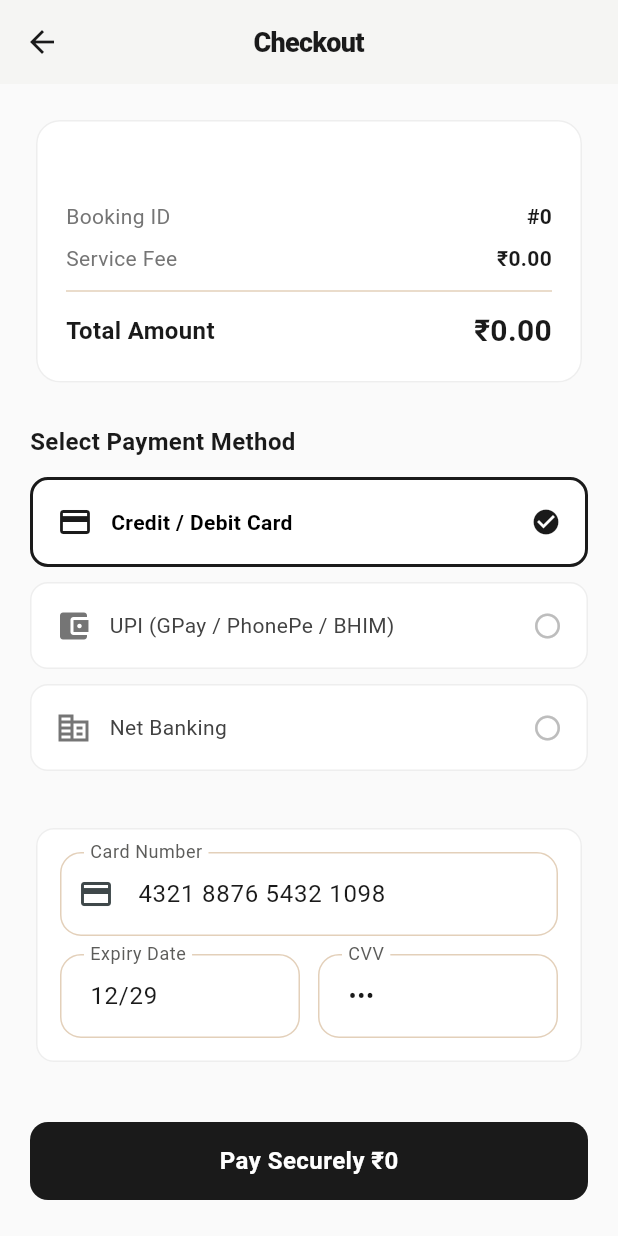
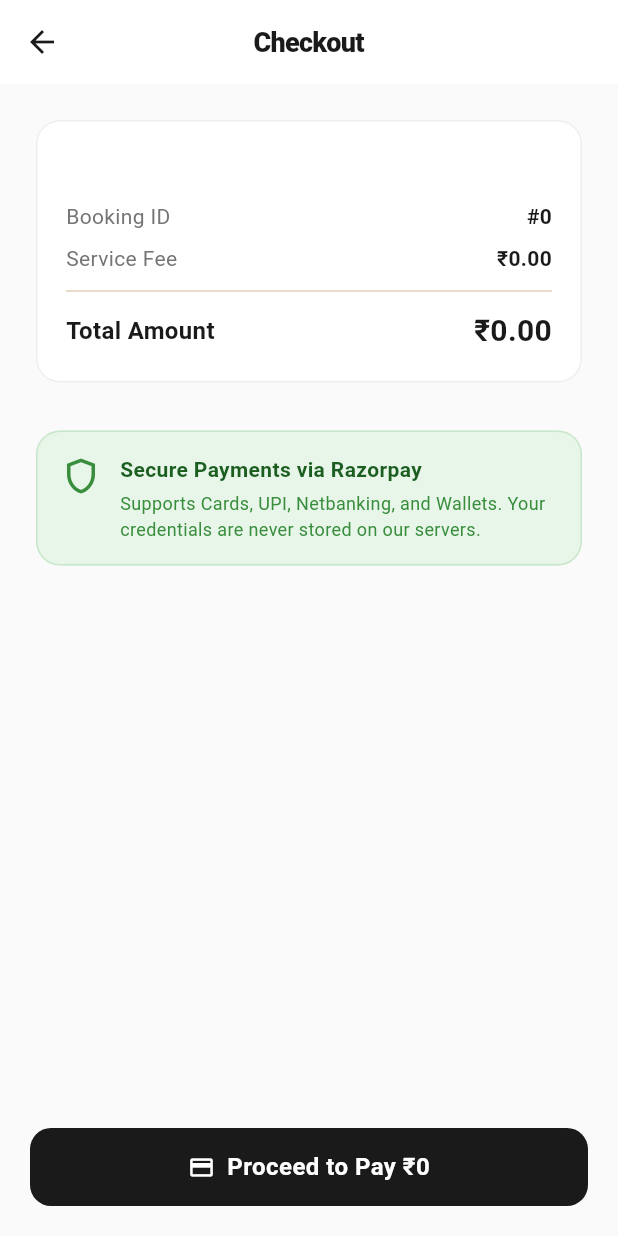
Before and after one commit to teamcloudruletechnologies-ai/service_app_final, a Flutter app: the PaymentScreen screen opened directly with empty values, on a phone screen of 412 x 824 dp. Run offline on Flutter 3.47's test engine with Material 3 defaults, Android fonts, the phone set to English and light mode, and no system bars; our stand-ins replace cached_network_image, flutter_map, geolocator, latlong2, shared_preferences; missing offline and left inert: razorpay_flutter; accounts and stored records are empty.

Commit message:
payement updated

```diff
--- a/user_app/lib/screens/payment_screen.dart
+++ b/user_app/lib/screens/payment_screen.dart
@@ -1,5 +1,6 @@
 import 'package:flutter/material.dart';
 import 'package:provider/provider.dart';
+import 'package:razorpay_flutter/razorpay_flutter.dart';
 
 import '../models/models.dart';
 import '../providers/booking_provider.dart';
@@ -19,42 +20,59 @@ class PaymentScreen extends StatefulWidget {
 class _PaymentScreenState extends State<PaymentScreen> {
   final _apiService = ApiService();
   bool _loading = false;
-  String _paymentMethod = 'card'; // card, upi, netbanking
-  final _cardNumberCtrl = TextEditingController(text: '4321 8876 5432 1098');
-  final _expiryCtrl = TextEditingController(text: '12/29');
-  final _cvvCtrl = TextEditingController(text: '123');
-  final _upiCtrl = TextEditingController(text: 'customer@okaxis');
+  late Razorpay _razorpay;
 
   @override
   void initState() {
     super.initState();
     _apiService.init();
+    _razorpay = Razorpay();
+    _razorpay.on(Razorpay.EVENT_PAYMENT_SUCCESS, _handlePaymentSuccess);
+    _razorpay.on(Razorpay.EVENT_PAYMENT_ERROR, _handlePaymentError);
+    _razorpay.on(Razorpay.EVENT_EXTERNAL_WALLET, _handleExternalWallet);
   }
 
   @override
   void dispose() {
-    _cardNumberCtrl.dispose();
-    _expiryCtrl.dispose();
-    _cvvCtrl.dispose();
-    _upiCtrl.dispose();
+    _razorpay.clear();
     super.dispose();
   }
 
-  Future<void> _processPayment() async {
+  void _handlePaymentSuccess(PaymentSuccessResponse response) {
+    _verifyPaymentOnBackend(
+      paymentId: response.paymentId!,
+      signature: response.signature!,
+      orderId: response.orderId!,
+    );
+  }
+
+  void _handlePaymentError(PaymentFailureResponse response) {
+    setState(() => _loading = false);
+    ScaffoldMessenger.of(context).showSnackBar(
+      SnackBar(
+        content: Text('Payment Failed: [Code: ${response.code}] ${response.message}'),
+        backgroundColor: Colors.red,
+      ),
+    );
+  }
+
+  void _handleExternalWallet(ExternalWalletResponse response) {
+    ScaffoldMessenger.of(context).showSnackBar(
+      SnackBar(content: Text('External Wallet Selected: ${response.walletName}')),
+    );
+  }
+
+  Future<void> _verifyPaymentOnBackend({
+    required String paymentId,
+    required String signature,
+    required String orderId,
+  }) async {
     setState(() => _loading = true);
     try {
-      // 1. Create order on backend
-      final orderData = await _apiService.createPaymentOrder(widget.booking.id);
-      final orderId = orderData['orderId'] as String;
-
-      // Simulate payment network delay
-      await Future.delayed(const Duration(seconds: 2));
-
-      // 2. Verify payment on backend with mock values
       await _apiService.verifyPayment(
         bookingId: widget.booking.id,
-        razorpayPaymentId: 'pay_${DateTime.now().millisecondsSinceEpoch}',
-        razorpaySignature: 'mock_signature',
+        razorpayPaymentId: paymentId,
+        razorpaySignature: signature,
         razorpayOrderId: orderId,
       );
 
@@ -96,7 +114,7 @@ class _PaymentScreenState extends State<PaymentScreen> {
     } catch (err) {
       if (mounted) {
         ScaffoldMessenger.of(context).showSnackBar(
-          SnackBar(content: Text('Payment Failed: $err')),
+          SnackBar(content: Text('Payment Verification Failed: $err'), backgroundColor: Colors.red),
         );
       }
     } finally {
@@ -106,11 +124,48 @@ class _PaymentScreenState extends State<PaymentScreen> {
     }
   }
 
+  Future<void> _processPayment() async {
+    setState(() => _loading = true);
+    try {
+      // 1. Create order on backend
+      final orderData = await _apiService.createPaymentOrder(widget.booking.id);
+      final orderId = orderData['orderId'] as String;
+      final keyId = orderData['keyId'] as String;
+
+      var options = {
+        'key': keyId,
+        'amount': (widget.booking.amount * 100).toInt(), // amount in paise
+        'name': 'Urban Service',
+        'order_id': orderId,
+        'description': widget.booking.serviceName ?? 'Home Service Booking',
+        'timeout': 300, // in seconds
+        'prefill': {
+          'contact': _apiService.account?.phone ?? '9876543210',
+          'email': _apiService.account?.email ?? 'customer@urbanserve.com',
+        }
+      };
+
+      _razorpay.open(options);
+    } catch (err) {
+      if (mounted) {
+        setState(() => _loading = false);
+        ScaffoldMessenger.of(context).showSnackBar(
+          SnackBar(content: Text('Failed to initiate payment: $err'), backgroundColor: Colors.red),
+        );
+      }
+    }
+  }
+
   @override
   Widget build(BuildContext context) {
     return Scaffold(
       backgroundColor: Colors.grey.shade50,
-      appBar: AppBar(title: const Text('Checkout')),
+      appBar: AppBar(
+        title: const Text('Checkout'),
+        backgroundColor: Colors.white,
+        foregroundColor: Colors.black87,
+        elevation: 0,
+      ),
       body: _loading
           ? Center(
               child: Column(
@@ -127,7 +182,7 @@ class _PaymentScreenState extends State<PaymentScreen> {
                 ],
               ),
             )
-          : SingleChildScrollView(
+          : Padding(
               padding: const EdgeInsets.all(20),
               child: Column(
                 crossAxisAlignment: CrossAxisAlignment.stretch,
@@ -180,43 +235,67 @@ class _PaymentScreenState extends State<PaymentScreen> {
                     ),
                   ),
                   const SizedBox(height: 24),
-                  const Text(
-                    'Select Payment Method',
-                    style: TextStyle(fontWeight: FontWeight.bold, fontSize: 16, color: Color(0xFF1A1A1A)),
+                  // Security Info Card
+                  Card(
+                    color: Colors.green.shade50,
+                    elevation: 0,
+                    shape: RoundedRectangleBorder(
+                      borderRadius: BorderRadius.circular(16),
+                      side: BorderSide(color: Colors.green.shade100),
+                    ),
+                    child: Padding(
+                      padding: const EdgeInsets.all(16),
+                      child: Row(
+                        crossAxisAlignment: CrossAxisAlignment.start,
+                        children: [
+                          Icon(Icons.shield_outlined, color: Colors.green.shade700, size: 28),
+                          const SizedBox(width: 12),
+                          Expanded(
+                            child: Column(
+                              crossAxisAlignment: CrossAxisAlignment.start,
+                              children: [
+                                Text(
+                                  'Secure Payments via Razorpay',
+                                  style: TextStyle(
+                                    fontWeight: FontWeight.bold,
+                                    fontSize: 14,
+                                    color: Colors.green.shade900,
+                                  ),
+                                ),
+                                const SizedBox(height: 4),
+                                Text(
+                                  'Supports Cards, UPI, Netbanking, and Wallets. Your credentials are never stored on our servers.',
+                                  style: TextStyle(
+                                    fontSize: 12,
+                                    color: Colors.green.shade700,
+                                    height: 1.4,
+                                  ),
+                                ),
+                              ],
+                            ),
+                          ),
+                        ],
+                      ),
+                    ),
                   ),
-                  const SizedBox(height: 12),
-                  // Payment options
-                  _buildPaymentOptionTile(
-                    id: 'card',
-                    title: 'Credit / Debit Card',
-                    icon: Icons.credit_card,
-                  ),
-                  _buildPaymentOptionTile(
-                    id: 'upi',
-                    title: 'UPI (GPay / PhonePe / BHIM)',
-                    icon: Icons.account_balance_wallet,
-                  ),
-                  _buildPaymentOptionTile(
-                    id: 'netbanking',
-                    title: 'Net Banking',
-                    icon: Icons.corporate_fare,
-                  ),
-                  const SizedBox(height: 24),
-                  // Method details
-                  if (_paymentMethod == 'card') _buildCardForm(),
-                  if (_paymentMethod == 'upi') _buildUpiForm(),
-                  if (_paymentMethod == 'netbanking') _buildNetbankingSelector(),
-                  const SizedBox(height: 36),
+                  const Spacer(),
                   ElevatedButton(
                     onPressed: _processPayment,
                     style: ElevatedButton.styleFrom(
                       padding: const EdgeInsets.symmetric(vertical: 16),
-                      shape: RoundedRectangleBorder(borderRadius: BorderRadius.circular(12)),
+                      shape: RoundedRectangleBorder(borderRadius: BorderRadius.circular(14)),
                       backgroundColor: AppTheme.primary,
                     ),
-                    child: Text(
-                      'Pay Securely ₹${widget.booking.amount.toStringAsFixed(0)}',
-                      style: const TextStyle(fontSize: 16, fontWeight: FontWeight.bold, color: Colors.white),
+                    child: Row(
+                      mainAxisAlignment: MainAxisAlignment.center,
+                      children: [
+                        const Icon(Icons.payment, color: Colors.white),
+                        const SizedBox(width: 8),
+                        Text(
+                          'Proceed to Pay ₹${widget.booking.amount.toStringAsFixed(0)}',
+                          style: const TextStyle(fontSize: 16, fontWeight: FontWeight.bold, color: Colors.white),
+                        ),
+                      ],
                     ),
                   ),
                 ],
@@ -224,132 +303,4 @@ class _PaymentScreenState extends State<PaymentScreen> {
             ),
     );
   }
-
-  Widget _buildPaymentOptionTile({required String id, required String title, required IconData icon}) {
-    final selected = _paymentMethod == id;
-    return GestureDetector(
-      onTap: () => setState(() => _paymentMethod = id),
-      child: Container(
-        margin: const EdgeInsets.only(bottom: 10),
-        padding: const EdgeInsets.all(16),
-        decoration: BoxDecoration(
-          color: Colors.white,
-          borderRadius: BorderRadius.circular(12),
-          border: Border.all(
-            color: selected ? AppTheme.primary : Colors.grey.shade200,
-            width: selected ? 2 : 1,
-          ),
-        ),
-        child: Row(
-          children: [
-            Icon(icon, color: selected ? AppTheme.primary : Colors.grey.shade600),
-            const SizedBox(width: 12),
-            Expanded(
-              child: Text(
-                title,
-                style: TextStyle(
-                  fontWeight: selected ? FontWeight.bold : FontWeight.normal,
-                  color: selected ? Colors.black : Colors.grey.shade800,
-                ),
-              ),
-            ),
-            if (selected)
-              const Icon(Icons.check_circle, color: AppTheme.primary, size: 20)
-            else
-              Icon(Icons.radio_button_off, color: Colors.grey.shade400, size: 20),
-          ],
-        ),
-      ),
-    );
-  }
-
-  Widget _buildCardForm() {
-    return Card(
-      elevation: 0,
-      shape: RoundedRectangleBorder(borderRadius: BorderRadius.circular(12), side: BorderSide(color: Colors.grey.shade200)),
-      child: Padding(
-        padding: const EdgeInsets.all(16),
-        child: Column(
-          children: [
-            TextField(
-              controller: _cardNumberCtrl,
-              decoration: const InputDecoration(
-                labelText: 'Card Number',
-                prefixIcon: Icon(Icons.credit_card),
-                hintText: '4321 8876 5432 1098',
-              ),
-              keyboardType: TextInputType.number,
-            ),
-            const SizedBox(height: 12),
-            Row(
-              children: [
-                Expanded(
-                  child: TextField(
-                    controller: _expiryCtrl,
-                    decoration: const InputDecoration(
-                      labelText: 'Expiry Date',
-                      hintText: 'MM/YY',
-                    ),
-                    keyboardType: TextInputType.datetime,
-                  ),
-                ),
-                const SizedBox(width: 12),
-                Expanded(
-                  child: TextField(
-                    controller: _cvvCtrl,
-                    decoration: const InputDecoration(
-                      labelText: 'CVV',
-                      hintText: '123',
-                    ),
-                    obscureText: true,
-                    keyboardType: TextInputType.number,
-                  ),
-                ),
-              ],
-            )
-          ],
-        ),
-      ),
-    );
-  }
-
-  Widget _buildUpiForm() {
-    return Card(
-      elevation: 0,
-      shape: RoundedRectangleBorder(borderRadius: BorderRadius.circular(12), side: BorderSide(color: Colors.grey.shade200)),
-      child: Padding(
-        padding: const EdgeInsets.all(16),
-        child: TextField(
-          controller: _upiCtrl,
-          decoration: const InputDecoration(
-            labelText: 'UPI ID',
-            prefixIcon: Icon(Icons.flash_on),
-            hintText: 'username@bank',
-          ),
-          keyboardType: TextInputType.emailAddress,
-        ),
-      ),
-    );
-  }
-
-  Widget _buildNetbankingSelector() {
-    return Card(
-      elevation: 0,
-      shape: RoundedRectangleBorder(borderRadius: BorderRadius.circular(12), side: BorderSide(color: Colors.grey.shade200)),
-      child: Padding(
-        padding: const EdgeInsets.all(16),
-        child: DropdownButtonFormField<String>(
-          value: 'sbi',
-          decoration: const InputDecoration(labelText: 'Select Bank'),
-          items: const [
-            DropdownMenuItem(value: 'sbi', child: Text('State Bank of India')),
-            DropdownMenuItem(value: 'hdfc', child: Text('HDFC Bank')),
-            DropdownMenuItem(value: 'icici', child: Text('ICICI Bank')),
-            DropdownMenuItem(value: 'axis', child: Text('Axis Bank')),
-          ],
-          onChanged: (val) {},
-        ),
-      ),
-    );
-  }
 }
--- a/user_app/pubspec.yaml
+++ b/user_app/pubspec.yaml
@@ -18,6 +18,7 @@ dependencies:
   flutter_map: ^7.0.2
   latlong2: ^0.9.1
   geolocator: ^13.0.2
+  razorpay_flutter: ^1.4.5
 
 dev_dependencies:
   flutter_test:
```
Also changed, not shown: user_app/lib/models/models.dart (+21 -7 lines), worker_app/lib/models/models.dart (+10 -3 lines), user_app/pubspec.lock.
